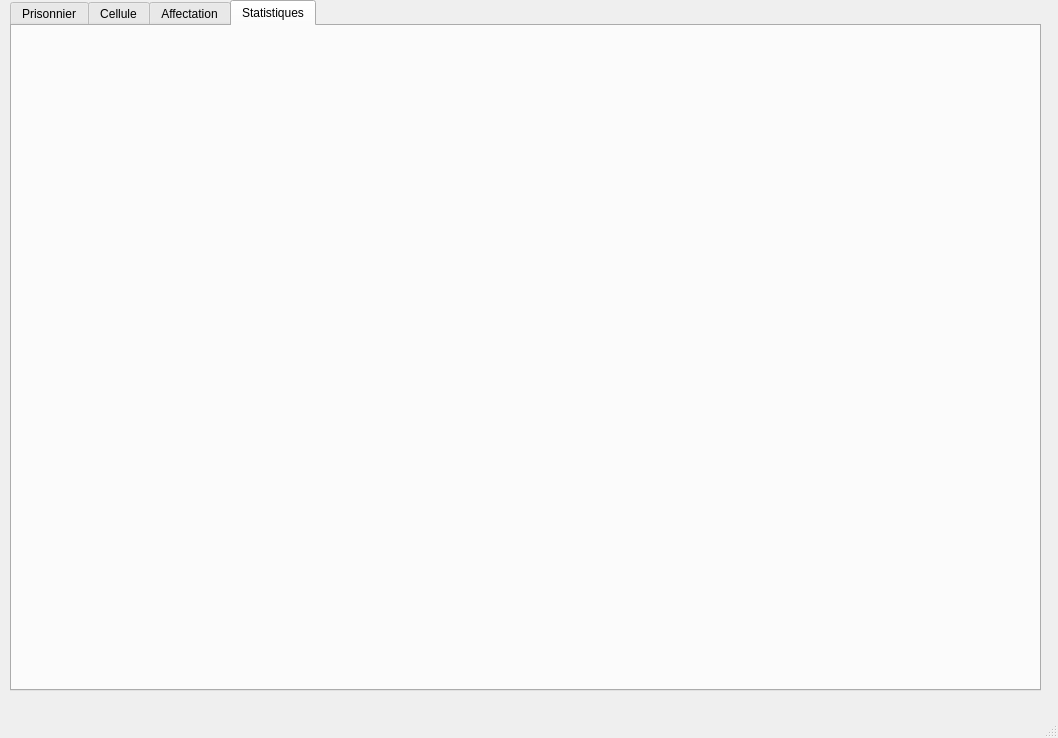
Saif-Doghri/2A17-Qt, file mainwindow.ui: the form before one commit.
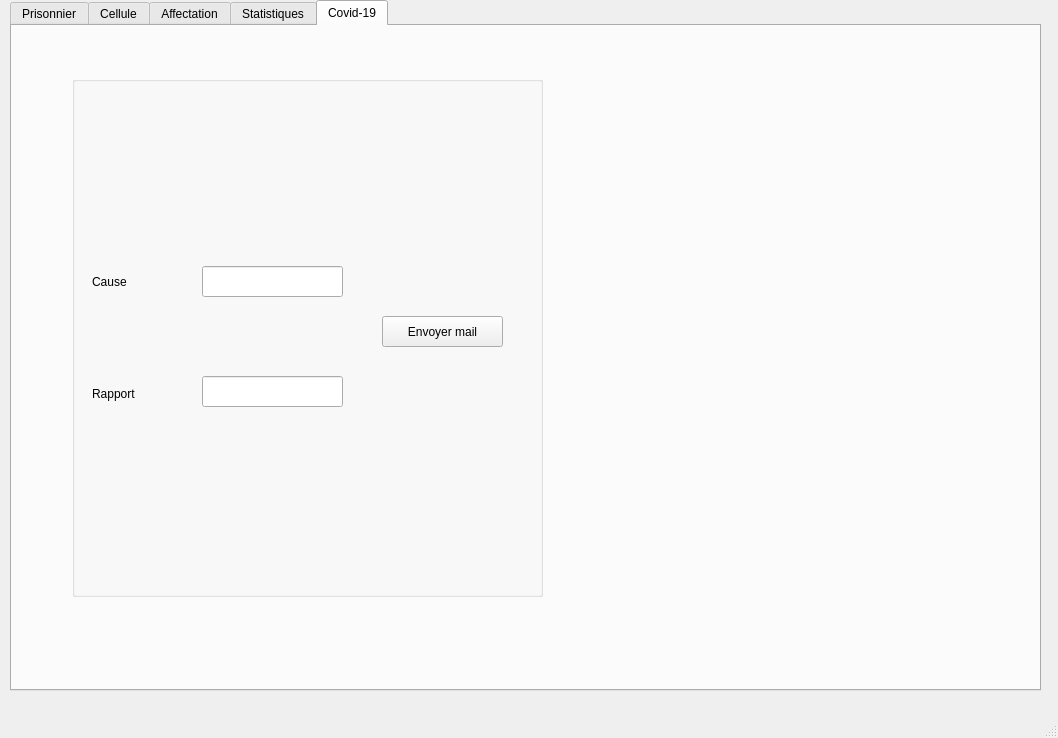
The form after the commit.

Diff of the .ui file:
```diff
--- a/mainwindow.ui
+++ b/mainwindow.ui
@@ -30,7 +30,7 @@
      <string>&lt;html&gt;&lt;head/&gt;&lt;body&gt;&lt;p&gt;xxx&lt;/p&gt;&lt;/body&gt;&lt;/html&gt;</string>
     </property>
     <property name="currentIndex">
-     <number>3</number>
+     <number>4</number>
     </property>
     <widget class="QWidget" name="tab_3">
      <attribute name="title">
@@ -489,6 +489,109 @@
       <layout class="QHBoxLayout" name="horizontalLayout"/>
      </widget>
     </widget>
+    <widget class="QWidget" name="tab_4">
+     <attribute name="title">
+      <string>Covid-19</string>
+     </attribute>
+     <widget class="QGroupBox" name="groupBox_3">
+      <property name="geometry">
+       <rect>
+        <x>60</x>
+        <y>50</y>
+        <width>471</width>
+        <height>521</height>
+       </rect>
+      </property>
+      <property name="title">
+       <string/>
+      </property>
+      <widget class="QLabel" name="label_8">
+       <property name="geometry">
+        <rect>
+         <x>20</x>
+         <y>180</y>
+         <width>111</width>
+         <height>51</height>
+        </rect>
+       </property>
+       <property name="text">
+        <string>Cause</string>
+       </property>
+      </widget>
+      <widget class="QLabel" name="label_9">
+       <property name="geometry">
+        <rect>
+         <x>20</x>
+         <y>310</y>
+         <width>55</width>
+         <height>16</height>
+        </rect>
+       </property>
+       <property name="text">
+        <string>Rapport</string>
+       </property>
+      </widget>
+      <widget class="QLineEdit" name="la_cause">
+       <property name="geometry">
+        <rect>
+         <x>130</x>
+         <y>190</y>
+         <width>141</width>
+         <height>31</height>
+        </rect>
+       </property>
+      </widget>
+      <widget class="QLineEdit" name="le_rapport">
+       <property name="geometry">
+        <rect>
+         <x>130</x>
+         <y>300</y>
+         <width>141</width>
+         <height>31</height>
+        </rect>
+       </property>
+      </widget>
+      <widget class="QPushButton" name="pushButton_10">
+       <property name="geometry">
+        <rect>
+         <x>310</x>
+         <y>240</y>
+         <width>121</width>
+         <height>31</height>
+        </rect>
+       </property>
+       <property name="text">
+        <string>Envoyer mail</string>
+       </property>
+      </widget>
+      <widget class="QPushButton" name="pushButton_20">
+       <property name="geometry">
+        <rect>
+         <x>340</x>
+         <y>530</y>
+         <width>101</width>
+         <height>31</height>
+        </rect>
+       </property>
+       <property name="text">
+        <string>Tri Décroissant</string>
+       </property>
+      </widget>
+      <widget class="QPushButton" name="pushButton_21">
+       <property name="geometry">
+        <rect>
+         <x>340</x>
+         <y>570</y>
+         <width>101</width>
+         <height>31</height>
+        </rect>
+       </property>
+       <property name="text">
+        <string>Tri Croissant</string>
+       </property>
+      </widget>
+     </widget>
+    </widget>
    </widget>
   </widget>
   <widget class="QMenuBar" name="menubar">
```
